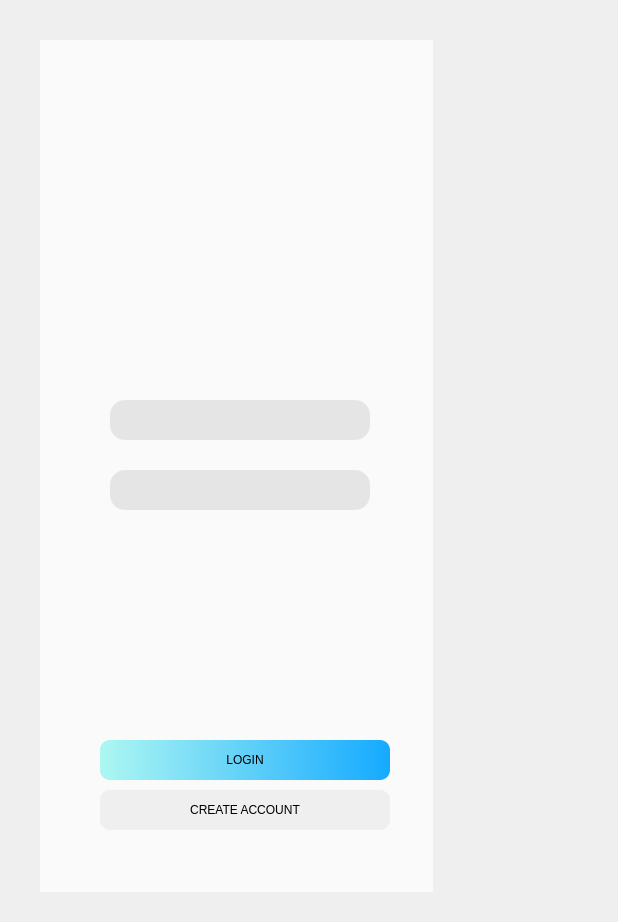
First picture: the form in SolCareGUI/login.ui, repository addinedu-ros-7th/deeplearning-repo-5, before the edit.
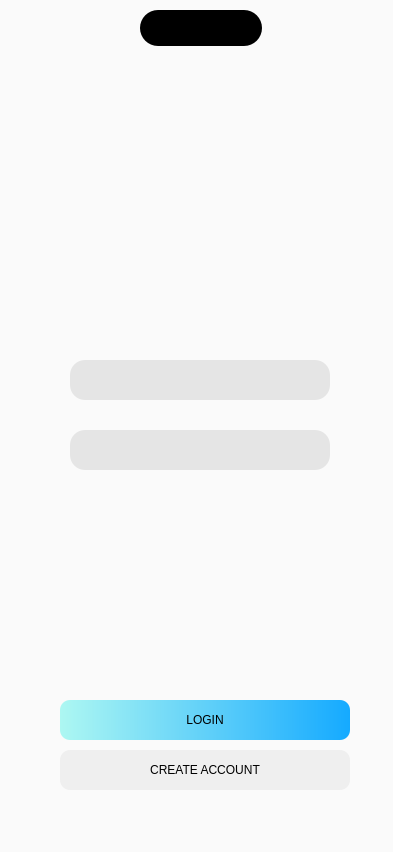
Second picture: the form after the edit. Icons and pictures are not drawn.

Patch:
```diff
--- a/SolCareGUI/login.ui
+++ b/SolCareGUI/login.ui
@@ -6,8 +6,8 @@
    <rect>
     <x>0</x>
     <y>0</y>
-    <width>618</width>
-    <height>922</height>
+    <width>393</width>
+    <height>852</height>
    </rect>
   </property>
   <property name="windowTitle">
@@ -16,8 +16,8 @@
   <widget class="QPushButton" name="btn_login">
    <property name="geometry">
     <rect>
-     <x>100</x>
-     <y>740</y>
+     <x>60</x>
+     <y>700</y>
      <width>290</width>
      <height>40</height>
     </rect>
@@ -36,8 +36,8 @@
   <widget class="QPushButton" name="btn_create">
    <property name="geometry">
     <rect>
-     <x>100</x>
-     <y>790</y>
+     <x>60</x>
+     <y>750</y>
      <width>290</width>
      <height>40</height>
     </rect>
@@ -56,8 +56,8 @@
   <widget class="QLabel" name="lb_background">
    <property name="geometry">
     <rect>
-     <x>40</x>
-     <y>40</y>
+     <x>0</x>
+     <y>0</y>
      <width>393</width>
      <height>852</height>
     </rect>
@@ -72,10 +72,10 @@
   <widget class="QLabel" name="lb_logo">
    <property name="geometry">
     <rect>
-     <x>130</x>
-     <y>80</y>
-     <width>221</width>
-     <height>71</height>
+     <x>90</x>
+     <y>60</y>
+     <width>220</width>
+     <height>70</height>
     </rect>
    </property>
    <property name="styleSheet">
@@ -94,8 +94,8 @@
   <widget class="QLineEdit" name="le_UserID">
    <property name="geometry">
     <rect>
-     <x>110</x>
-     <y>400</y>
+     <x>70</x>
+     <y>360</y>
      <width>260</width>
      <height>40</height>
     </rect>
@@ -109,8 +109,8 @@
   <widget class="QLineEdit" name="le_UserPassword">
    <property name="geometry">
     <rect>
-     <x>110</x>
-     <y>470</y>
+     <x>70</x>
+     <y>430</y>
      <width>260</width>
      <height>40</height>
     </rect>
@@ -124,12 +124,30 @@
     <enum>QLineEdit::Password</enum>
    </property>
   </widget>
+  <widget class="QLabel" name="lb_DynamicIsland">
+   <property name="geometry">
+    <rect>
+     <x>140</x>
+     <y>10</y>
+     <width>122</width>
+     <height>36</height>
+    </rect>
+   </property>
+   <property name="styleSheet">
+    <string notr="true">background-color: rgb(0, 0, 0);
+border-radius: 18px</string>
+   </property>
+   <property name="text">
+    <string/>
+   </property>
+  </widget>
   <zorder>lb_background</zorder>
   <zorder>btn_login</zorder>
   <zorder>btn_create</zorder>
   <zorder>lb_logo</zorder>
   <zorder>le_UserID</zorder>
   <zorder>le_UserPassword</zorder>
+  <zorder>lb_DynamicIsland</zorder>
  </widget>
  <resources>
   <include location="resource.qrc"/>
```
